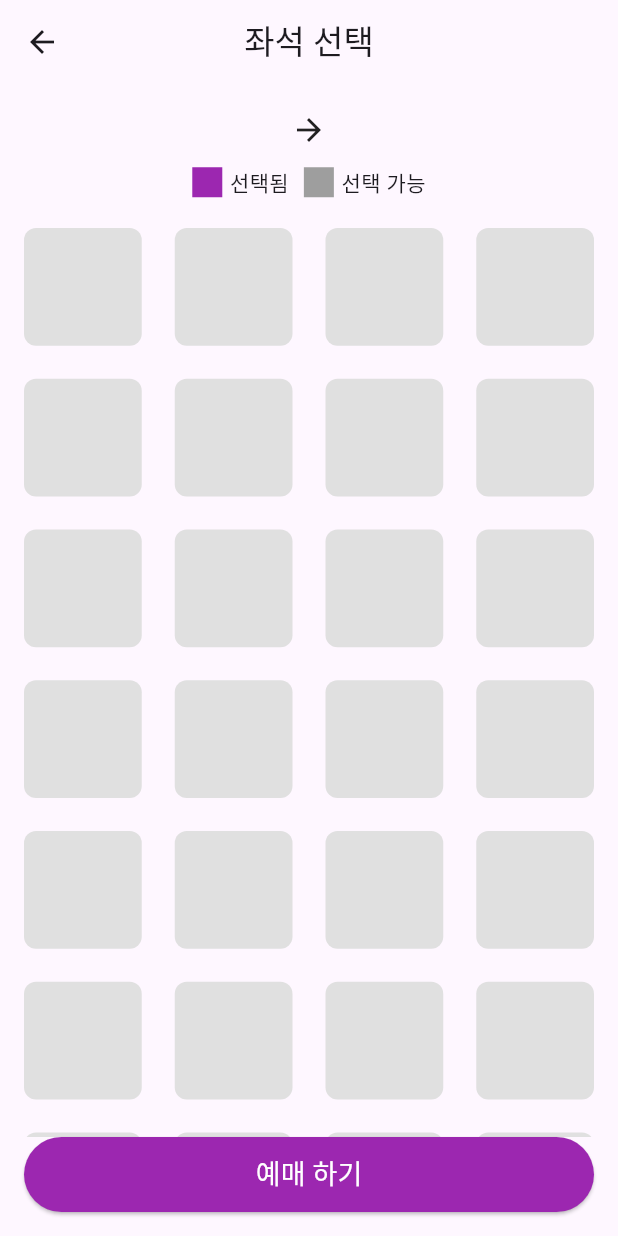
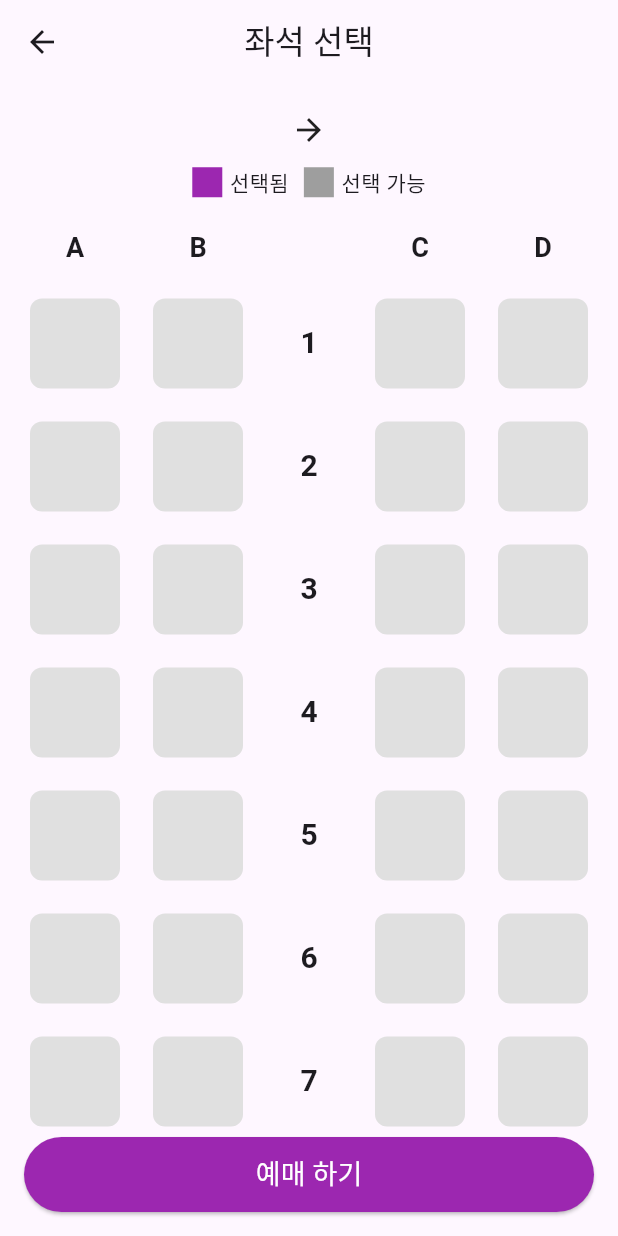
Before and after one commit to monho/flutter_train_app, a Flutter app: the SeatSelectionPage screen opened directly, on a phone screen of 412 x 824 dp. Run offline on Flutter 3.47's test engine with Material 3 defaults, Android fonts, the phone set to English and light mode, and no system bars.

Commit message:
[2025.04.01 문준호] Feat : "좌석 설정 페이지 개발 , 좌석 동적 생성"

```diff
--- a/lib/SeatPage/SeatPage.dart
+++ b/lib/SeatPage/SeatPage.dart
@@ -15,26 +15,27 @@ class SeatSelectionPage extends StatefulWidget {
 }
 
 class _SeatSelectionPageState extends State<SeatSelectionPage> {
-  final int rows = 10;
-  final int columns = 4;
+  final int rows = 10; // 10행으로 변경하여 좌측 20개, 우측 20개 생성
+  final int seatsPerSide = 2; // 한쪽에 2개의 좌석
   List<List<bool>> seatSelection = [];
 
   @override
   void initState() {
     super.initState();
     // 초기 좌석 상태 (false: 선택되지 않음, true: 선택됨)
-    seatSelection = List.generate(rows, (_) => List.generate(columns, (_) => false));
+    // 각 행에 4개의 좌석 (왼쪽 2개, 오른쪽 2개)
+    seatSelection = List.generate(rows, (_) => List.generate(4, (_) => false));
   }
 
   void toggleSeat(int row, int col) {
     setState(() {
       // 기존에 선택된 좌석을 모두 해제하고, 새로운 좌석만 선택하도록 함
       for (int i = 0; i < rows; i++) {
-        for (int j = 0; j < columns; j++) {
+        for (int j = 0; j < 4; j++) {
           seatSelection[i][j] = false;
         }
       }
-      seatSelection[row][col] = true;  // 새로운 좌석만 선택됨
+      seatSelection[row][col] = true; // 새로운 좌석만 선택됨
     });
   }
 
@@ -74,27 +75,146 @@ class _SeatSelectionPageState extends State<SeatSelectionPage> {
             ),
             const SizedBox(height: 20),
 
-            // 좌석 배치 (Grid)
+            // A, B, C, D 레이블 추가
+            Row(
+              mainAxisAlignment: MainAxisAlignment.center,
+              children: [
+                // 왼쪽 좌석 (A, B)
+                Row(
+                  children: [
+                    Container(
+                      width: 60,
+                      margin: const EdgeInsets.only(right: 22),
+                      child: const Center(
+                        child: Text(
+                          'A',
+                          style: TextStyle(
+                            fontSize: 18,
+                            fontWeight: FontWeight.bold,
+                          ),
+                        ),
+                      ),
+                    ),
+                    Container(
+                      width: 60,
+                      margin: const EdgeInsets.only(right: 22),
+                      child: const Center(
+                        child: Text(
+                          'B',
+                          style: TextStyle(
+                            fontSize: 18,
+                            fontWeight: FontWeight.bold,
+                          ),
+                        ),
+                      ),
+                    ),
+                  ],
+                ),
+                // 통로 (간격)
+                const SizedBox(width: 44),
+                // 오른쪽 좌석 (C, D)
+                Row(
+                  children: [
+                    Container(
+                      width: 60,
+                      margin: const EdgeInsets.only(left: 22),
+                      child: const Center(
+                        child: Text(
+                          'C',
+                          style: TextStyle(
+                            fontSize: 18,
+                            fontWeight: FontWeight.bold,
+                          ),
+                        ),
+                      ),
+                    ),
+                    Container(
+                      width: 60,
+                      margin: const EdgeInsets.only(left: 22),
+                      child: const Center(
+                        child: Text(
+                          'D',
+                          style: TextStyle(
+                            fontSize: 18,
+                            fontWeight: FontWeight.bold,
+                          ),
+                        ),
+                      ),
+                    ),
+                  ],
+                ),
+              ],
+            ),
+            const SizedBox(height: 10), // 레이블과 좌석 사이 간격
+
+            // 좌석 배치
             Expanded(
-              child: GridView.builder(
-                gridDelegate: const SliverGridDelegateWithFixedCrossAxisCount(
-                  crossAxisCount: 4, // 4개의 좌석 열
-                  mainAxisSpacing: 22,
-                  crossAxisSpacing: 22,
-                ),
-                itemCount: rows * columns,
-                itemBuilder: (context, index) {
-                  int row = index ~/ columns;
-                  int col = index % columns;
-                  bool isSelected = seatSelection[row][col];
+              child: ListView.builder(
+                itemCount: rows,
+                itemBuilder: (context, row) {
+                  return Padding(
+                    padding: const EdgeInsets.symmetric(vertical: 11.0), // 행 간격
+                    child: Row(
+                      mainAxisAlignment: MainAxisAlignment.center,
+                      children: [
+                        // 왼쪽 좌석 2개
+                        Row(
+                          children: List.generate(seatsPerSide, (col) {
+                            int seatIndex = col;
+                            bool isSelected = seatSelection[row][seatIndex];
+                            int seatNumber = row * 4 + col + 1; // 좌석 번호 계산 (화면에는 표시하지 않음)
 
                             return GestureDetector(
-                    onTap: () => toggleSeat(row, col),
+                              onTap: () => toggleSeat(row, seatIndex),
                               child: Container(
+                                width: 60,
+                                height: 60,
+                                margin: const EdgeInsets.only(right: 22),
                                 decoration: BoxDecoration(
                                   color: isSelected ? Colors.purple : Colors.grey.shade300,
                                   borderRadius: BorderRadius.circular(8),
                                 ),
+                                // 좌석 번호는 표시하지 않음
+                              ),
+                            );
+                          }),
+                        ),
+                        // 통로 (간격) - 행 번호 표시
+                        Container(
+                          width: 44,
+                          height: 60,
+                          alignment: Alignment.center,
+                          child: Text(
+                            '${row + 1}', // 행 번호 표시
+                            style: const TextStyle(
+                              fontSize: 20,
+                              fontWeight: FontWeight.bold,
+                            ),
+                          ),
+                        ),
+                        // 오른쪽 좌석 2개
+                        Row(
+                          children: List.generate(seatsPerSide, (col) {
+                            int seatIndex = col + seatsPerSide; // 오른쪽 좌석은 2, 3번 인덱스
+                            bool isSelected = seatSelection[row][seatIndex];
+                            int seatNumber = row * 4 + col + seatsPerSide + 1; // 좌석 번호 계산 (화면에는 표시하지 않음)
+
+                            return GestureDetector(
+                              onTap: () => toggleSeat(row, seatIndex),
+                              child: Container(
+                                width: 60,
+                                height: 60,
+                                margin: const EdgeInsets.only(left: 22),
+                                decoration: BoxDecoration(
+                                  color: isSelected ? Colors.purple : Colors.grey.shade300,
+                                  borderRadius: BorderRadius.circular(8),
+                                ),
+                                // 좌석 번호는 표시하지 않음
+                              ),
+                            );
+                          }),
+                        ),
+                      ],
                     ),
                   );
                 },
@@ -107,9 +227,12 @@ class _SeatSelectionPageState extends State<SeatSelectionPage> {
                 // 선택된 좌석 확인
                 List<String> selectedSeats = [];
                 for (int i = 0; i < rows; i++) {
-                  for (int j = 0; j < columns; j++) {
+                  for (int j = 0; j < 4; j++) {
                     if (seatSelection[i][j]) {
-                      selectedSeats.add("Row ${i + 1}, Seat ${j + 1}");
+                      // 열에 따라 A, B, C, D로 변환
+                      String seatColumn = String.fromCharCode(65 + j); // A, B, C, D
+                      int seatRow = i + 1;
+                      selectedSeats.add("$seatColumn$seatRow");
                     }
                   }
                 }
--- a/lib/home/homepage.dart
+++ b/lib/home/homepage.dart
@@ -58,7 +58,6 @@ class _HomepageState extends State<Homepage> {
     }
 
   }
-
 
 
   void ReservationTrain() {
--- a/lib/main.dart
+++ b/lib/main.dart
@@ -1,7 +1,5 @@
 import 'package:flutter/material.dart';
 import 'home/homepage.dart' as Homepage;
-
-
 
 void main(){
   runApp(MyApp());
```
Lines whose indentation alone changed are shown as unchanged.
